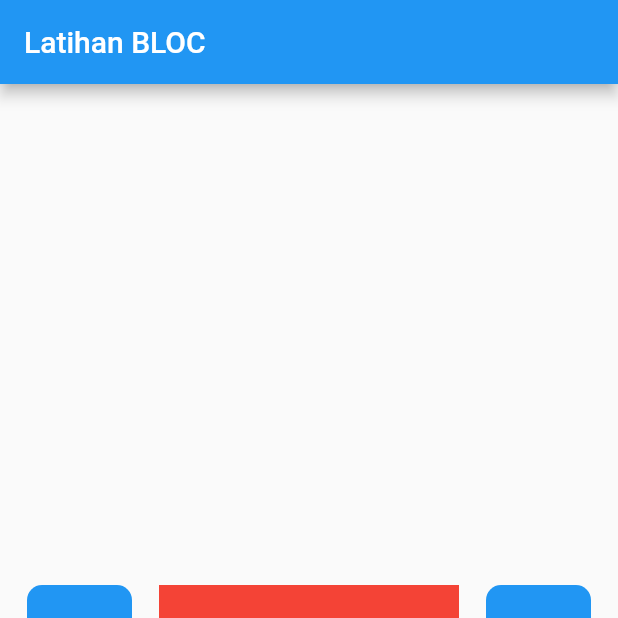
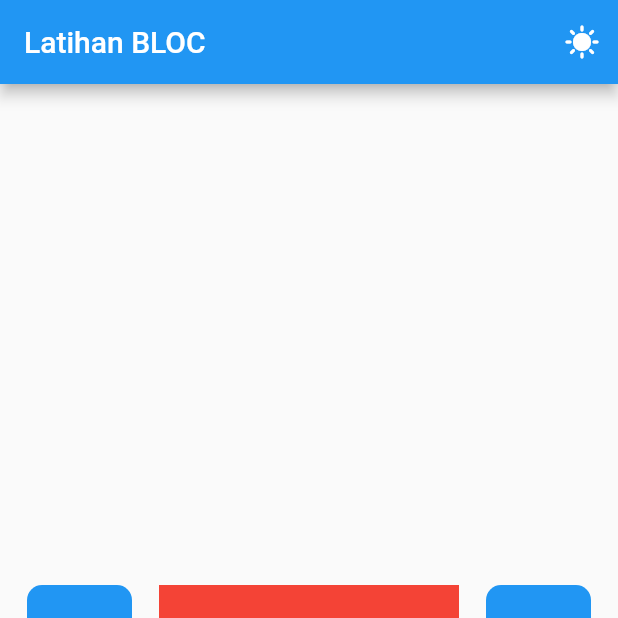
Before and after one commit to asbiqalalawi/bloc_train, a Flutter app: the screen it shows after launch, on a phone screen of 412 x 824 dp, the top half of it. Run offline on Flutter 3.47's test engine with Material 2 defaults, Android fonts, the phone set to English and light mode, and no system bars; our stand-ins replace bloc, flutter_bloc.

Commit message:
Multi Bloc Provider

```diff
--- /dev/null
+++ b/lib/bloc/theme.dart
@@ -0,0 +1,14 @@
+import 'package:bloc/bloc.dart';
+import 'package:flutter/material.dart';
+
+class ThemeCubit extends Cubit<bool> {
+  ThemeCubit() : super(false);
+
+  void changeTheme() => emit(!state);
+
+  @override
+  void onChange(Change<bool> change) {
+    super.onChange(change);
+    debugPrint(change.toString());
+  }
+}
--- a/lib/main.dart
+++ b/lib/main.dart
@@ -1,23 +1,50 @@
-import 'package:bloc_train/routes/routes.dart';
+import 'package:bloc_train/bloc/counter.dart';
+import 'package:bloc_train/bloc/theme.dart';
+import 'package:bloc_train/pages/home_page.dart';
 import 'package:flutter/material.dart';
+import 'package:flutter_bloc/flutter_bloc.dart';
 
 void main() {
-  runApp(MyApp());
+  runApp(const MyApp());
 }
 
 class MyApp extends StatelessWidget {
-  MyApp({Key? key}) : super(key: key);
+  const MyApp({Key? key}) : super(key: key);
 
-  final router = AppRouter();
+  // final  router = AppRouter();
 
   @override
   Widget build(BuildContext context) {
-    return MaterialApp(
-      // home: BlocProvider(
-      //   create: (context) => CounterCubit(),
-      //   child: const HomePage(),
-      // ),
-      onGenerateRoute: router.onRoute,
+    return MultiBlocProvider(
+      providers: [
+        BlocProvider(
+          create: (context) => CounterCubit(),
+        ),
+        BlocProvider(
+          create: (context) => ThemeCubit(),
+        ),
+      ],
+      child: const App(),
     );
   }
 }
+
+class App extends StatelessWidget {
+  const App({
+    Key? key,
+  }) : super(key: key);
+
+  @override
+  Widget build(BuildContext context) {
+    return BlocBuilder<ThemeCubit, bool>(
+      bloc: context.read<ThemeCubit>(),
+      builder: (context, state) {
+        return MaterialApp(
+          theme: state == true ? ThemeData.dark() : ThemeData.light(),
+          home: const HomePage(),
+          // onGenerateRoute: router.onRoute,
+        );
+      },
+    );
+  }
+}
--- a/lib/pages/home_page.dart
+++ b/lib/pages/home_page.dart
@@ -1,4 +1,6 @@
 import 'package:bloc_train/bloc/counter.dart';
+import 'package:bloc_train/bloc/theme.dart';
+import 'package:bloc_train/pages/second_page.dart';
 import 'package:bloc_train/pages/text_counter.dart';
 import 'package:flutter/material.dart';
 import 'package:flutter_bloc/flutter_bloc.dart';
@@ -22,20 +24,26 @@ class HomePage extends StatelessWidget {
     return Scaffold(
       appBar: AppBar(
         title: const Text('Latihan BLOC'),
+        actions: [
+          IconButton(
+            onPressed: () => context.read<ThemeCubit>().changeTheme(),
+            icon: const Icon(Icons.sunny),
+          ),
+        ],
       ),
       floatingActionButton: FloatingActionButton(
         onPressed: () {
-          // Navigator.push(
-          //   context,
-          //   MaterialPageRoute(
-          //     builder: (context) => BlocProvider.value(
-          //       value: counter,
-          //       child: const SecondPage(),
-          //     ),
-          //   ),
-          // );
+          Navigator.push(
+            context,
+            MaterialPageRoute(
+              builder: (context) => BlocProvider.value(
+                value: counter,
+                child: const SecondPage(),
+              ),
+            ),
+          );
 
-          Navigator.pushNamed(context, '/second');
+          // Navigator.pushNamed(context, '/second');
         },
         child: const Icon(Icons.arrow_forward),
       ),
```
